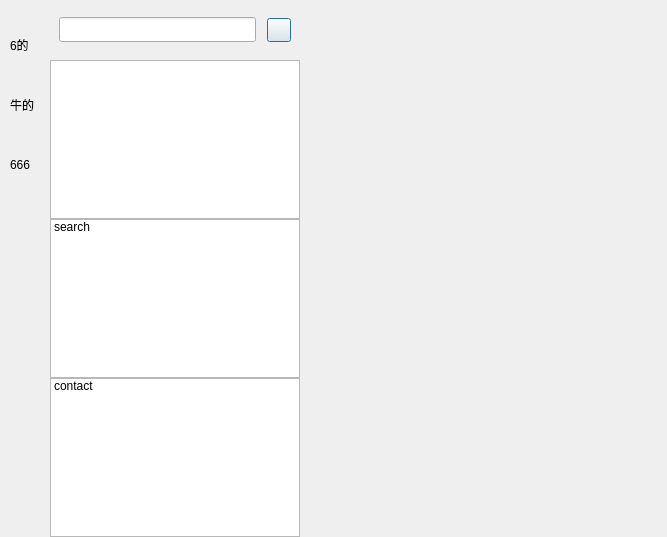
Old version of the form ChatClient/Chat.ui in the repository CodeNumberZero/LearningProject.
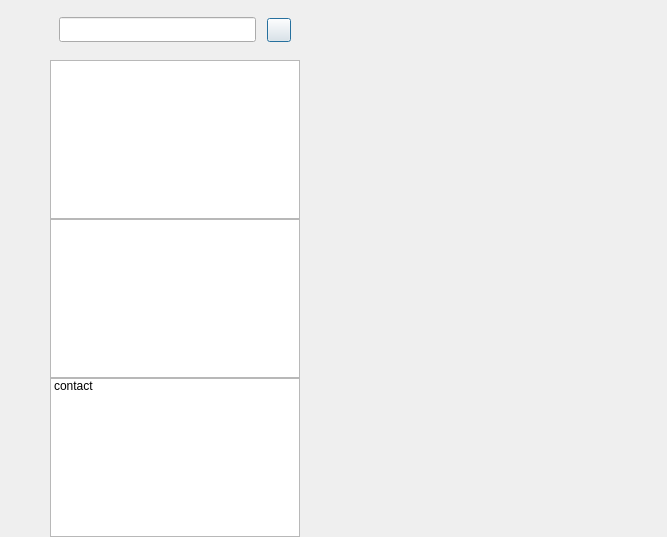
New version of the form. Custom widgets are drawn as their Qt base class.

What changed in the file:
```diff
--- a/ChatClient/Chat.ui
+++ b/ChatClient/Chat.ui
@@ -84,23 +84,23 @@
           <widget class="QLabel" name="side_head_label">
            <property name="minimumSize">
             <size>
-             <width>30</width>
-             <height>30</height>
+             <width>35</width>
+             <height>35</height>
             </size>
            </property>
            <property name="maximumSize">
             <size>
-             <width>30</width>
-             <height>30</height>
+             <width>35</width>
+             <height>35</height>
             </size>
            </property>
            <property name="text">
-            <string>6的</string>
+            <string/>
            </property>
           </widget>
          </item>
          <item>
-          <widget class="QLabel" name="size_chat_label">
+          <widget class="StateWidget" name="side_chat_label" native="true">
            <property name="minimumSize">
             <size>
              <width>30</width>
@@ -113,13 +113,10 @@
              <height>30</height>
             </size>
            </property>
-           <property name="text">
-            <string>牛的</string>
-           </property>
           </widget>
          </item>
          <item>
-          <widget class="QLabel" name="side_contact_label">
+          <widget class="StateWidget" name="side_contact_label" native="true">
            <property name="minimumSize">
             <size>
              <width>30</width>
@@ -132,9 +129,6 @@
              <height>30</height>
             </size>
            </property>
-           <property name="text">
-            <string>666</string>
-           </property>
           </widget>
          </item>
         </layout>
@@ -274,13 +268,7 @@
        <widget class="ChatUserList" name="chat_user_list"/>
       </item>
       <item>
-       <widget class="QListWidget" name="search_list">
-        <item>
-         <property name="text">
-          <string>search</string>
-         </property>
-        </item>
-       </widget>
+       <widget class="SearchList" name="search_list"/>
       </item>
       <item>
        <widget class="QListWidget" name="contact_user_list">
@@ -328,6 +316,17 @@
    <header location="global">chatpage.h</header>
    <container>1</container>
   </customwidget>
+  <customwidget>
+   <class>StateWidget</class>
+   <extends>QWidget</extends>
+   <header location="global">statewidget.h</header>
+   <container>1</container>
+  </customwidget>
+  <customwidget>
+   <class>SearchList</class>
+   <extends>QListWidget</extends>
+   <header location="global">searchlist.h</header>
+  </customwidget>
  </customwidgets>
  <resources/>
  <connections/>
```
